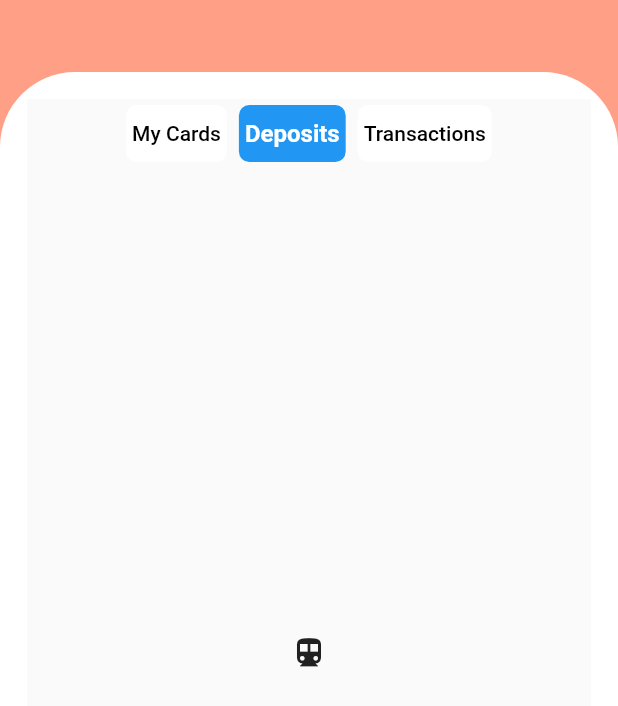
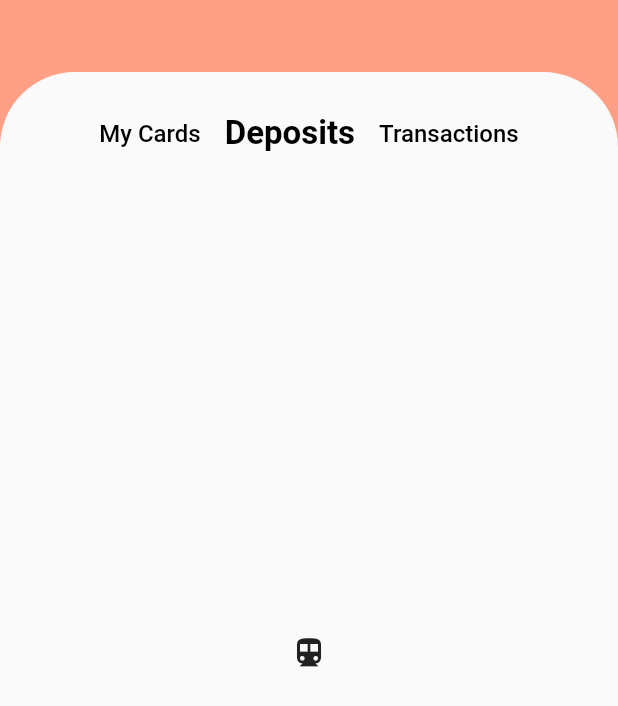
Before and after one commit to Akib7/finance-mobile-app, a Flutter app: the CreditCardPageWithCreditCard screen opened directly, item 2 of the bottom bar chosen, on a phone screen of 412 x 824 dp. Shown: the top 706 px of the screen. Run offline on Flutter 3.47's test engine with Material 2 defaults, Android fonts, the phone set to English and light mode, and no system bars; drawn by our look-alikes of buttons_tabbar; our stand-ins replace cloud_firestore, firebase_auth, firebase_core, get, image_picker, persistent_bottom_nav_bar; accounts and stored records are empty; network calls fail.

Commit message:
Integrated the tabbar with the tabBarView for the My Cards item, also added the card to the view

```diff
--- a/lib/screens/credit_card_page_with_creditcard.dart
+++ b/lib/screens/credit_card_page_with_creditcard.dart
@@ -1,5 +1,6 @@
 import 'package:finance_mobile_app/widgets/constants.dart';
 import 'package:finance_mobile_app/widgets/top_tab_bar.dart';
+
 import 'package:flutter/material.dart';
 
 class CreditCardPageWithCreditCard extends StatelessWidget {
@@ -22,9 +23,9 @@ class CreditCardPageWithCreditCard extends StatelessWidget {
           child: Container(
             width: width,
             height: height,
-            decoration: const BoxDecoration(
-              color: Colors.white,
-              borderRadius: BorderRadius.only(
+            decoration: BoxDecoration(
+              color: Theme.of(context).scaffoldBackgroundColor,
+              borderRadius: const BorderRadius.only(
                   topLeft: Radius.circular(50), topRight: Radius.circular(50)),
             ),
             child: const Padding(
--- a/lib/widgets/top_tab_bar.dart
+++ b/lib/widgets/top_tab_bar.dart
@@ -1,5 +1,7 @@
 import 'package:buttons_tabbar/buttons_tabbar.dart';
 import 'package:flutter/material.dart';
+
+import 'credit_card_page.dart';
 
 class TopTabBar extends StatefulWidget {
   const TopTabBar({Key? key}) : super(key: key);
@@ -18,12 +20,15 @@ class _TopTabBarState extends State<TopTabBar> {
           child: Column(
             children: <Widget>[
               ButtonsTabBar(
-                unselectedBackgroundColor: Colors.white,
-                unselectedLabelStyle: const TextStyle(color: Colors.black),
+                backgroundColor: Theme.of(context).scaffoldBackgroundColor,
+                unselectedBackgroundColor:
+                    Theme.of(context).scaffoldBackgroundColor,
+                unselectedLabelStyle:
+                    const TextStyle(color: Colors.black, fontSize: 16),
                 labelStyle: const TextStyle(
-                  color: Colors.white,
+                  color: Colors.black,
                   fontWeight: FontWeight.bold,
-                  fontSize: 16,
+                  fontSize: 22,
                 ),
                 tabs: const [
                   Tab(
@@ -41,7 +46,7 @@ class _TopTabBarState extends State<TopTabBar> {
                 child: TabBarView(
                   children: <Widget>[
                     Center(
-                      child: Icon(Icons.directions_car),
+                      child: CreditCardsPage(),
                     ),
                     Center(
                       child: Icon(Icons.directions_transit),
```
